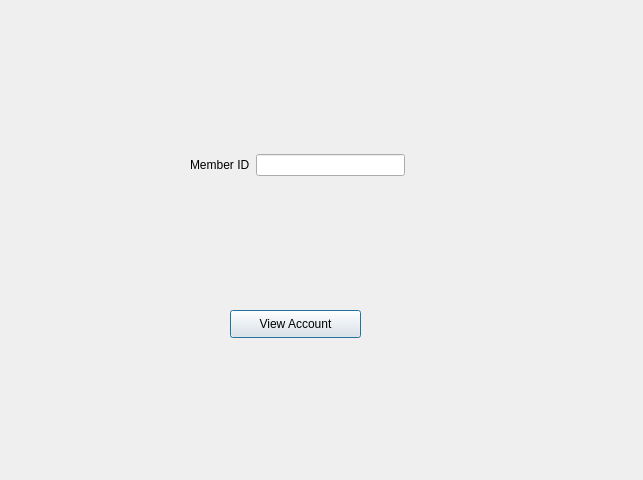
Qt form Login/window_viewaccount.ui (Nilsae/LibraryManagementSystem) before a commit.
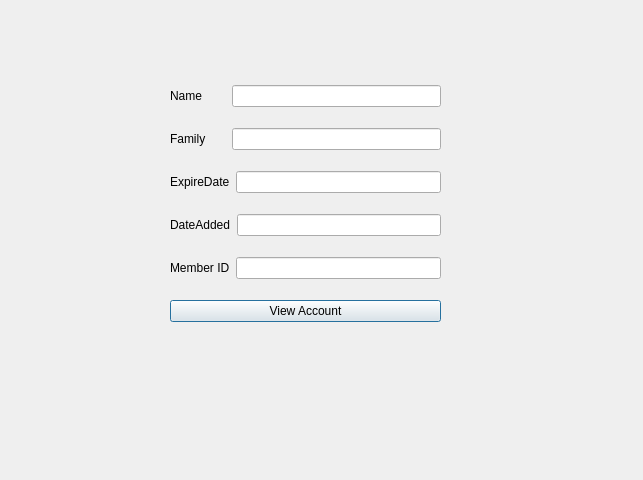
The same form after that commit.

Patch:
```diff
--- a/Login/window_viewaccount.ui
+++ b/Login/window_viewaccount.ui
@@ -13,43 +13,93 @@
   <property name="windowTitle">
    <string>Dialog</string>
   </property>
-  <widget class="QPushButton" name="pushButton_ViewAccount">
+  <widget class="QWidget" name="">
    <property name="geometry">
     <rect>
-     <x>230</x>
-     <y>310</y>
-     <width>131</width>
-     <height>28</height>
-    </rect>
-   </property>
-   <property name="text">
-    <string>View Account</string>
-   </property>
-  </widget>
-  <widget class="QWidget" name="layoutWidget">
-   <property name="geometry">
-    <rect>
-     <x>190</x>
-     <y>80</y>
-     <width>215</width>
-     <height>171</height>
+     <x>170</x>
+     <y>70</y>
+     <width>271</width>
+     <height>271</height>
     </rect>
    </property>
    <layout class="QVBoxLayout" name="verticalLayout">
     <item>
-     <layout class="QHBoxLayout" name="horizontalLayout"/>
+     <layout class="QHBoxLayout" name="horizontalLayout_2">
+      <item>
+       <widget class="QLabel" name="label_Name">
+        <property name="text">
+         <string>Name       </string>
+        </property>
+       </widget>
+      </item>
+      <item>
+       <widget class="QLineEdit" name="lineEdit_Name">
+        <property name="readOnly">
+         <bool>true</bool>
+        </property>
+       </widget>
+      </item>
+     </layout>
     </item>
     <item>
-     <layout class="QHBoxLayout" name="horizontalLayout_2"/>
-    </item>
-    <item>
-     <layout class="QHBoxLayout" name="horizontalLayout_3"/>
+     <layout class="QHBoxLayout" name="horizontalLayout_3">
+      <item>
+       <widget class="QLabel" name="label_Family">
+        <property name="text">
+         <string>Family      </string>
+        </property>
+       </widget>
+      </item>
+      <item>
+       <widget class="QLineEdit" name="lineEdit_Family">
+        <property name="readOnly">
+         <bool>true</bool>
+        </property>
+       </widget>
+      </item>
+     </layout>
     </item>
     <item>
      <layout class="QHBoxLayout" name="horizontalLayout_4">
       <item>
        <widget class="QLabel" name="label_ExpireDate">
         <property name="text">
+         <string>ExpireDate</string>
+        </property>
+       </widget>
+      </item>
+      <item>
+       <widget class="QLineEdit" name="lineEdit_ExpireDate">
+        <property name="readOnly">
+         <bool>true</bool>
+        </property>
+       </widget>
+      </item>
+     </layout>
+    </item>
+    <item>
+     <layout class="QHBoxLayout" name="horizontalLayout_5">
+      <item>
+       <widget class="QLabel" name="label_DateAdded">
+        <property name="text">
+         <string>DateAdded</string>
+        </property>
+       </widget>
+      </item>
+      <item>
+       <widget class="QLineEdit" name="lineEdit_DateAdded">
+        <property name="readOnly">
+         <bool>true</bool>
+        </property>
+       </widget>
+      </item>
+     </layout>
+    </item>
+    <item>
+     <layout class="QHBoxLayout" name="horizontalLayout">
+      <item>
+       <widget class="QLabel" name="label_MemberId">
+        <property name="text">
          <string>Member ID</string>
         </property>
        </widget>
@@ -59,6 +109,13 @@
       </item>
      </layout>
     </item>
+    <item>
+     <widget class="QPushButton" name="pushButton_ViewAccount">
+      <property name="text">
+       <string>View Account</string>
+      </property>
+     </widget>
+    </item>
    </layout>
   </widget>
  </widget>
```
